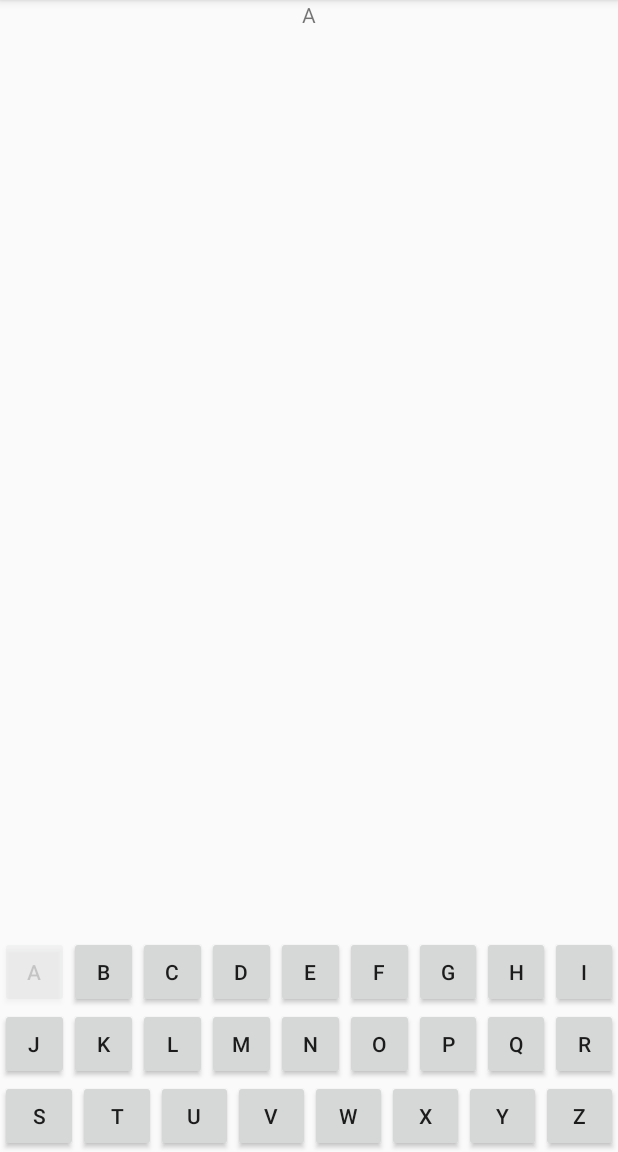
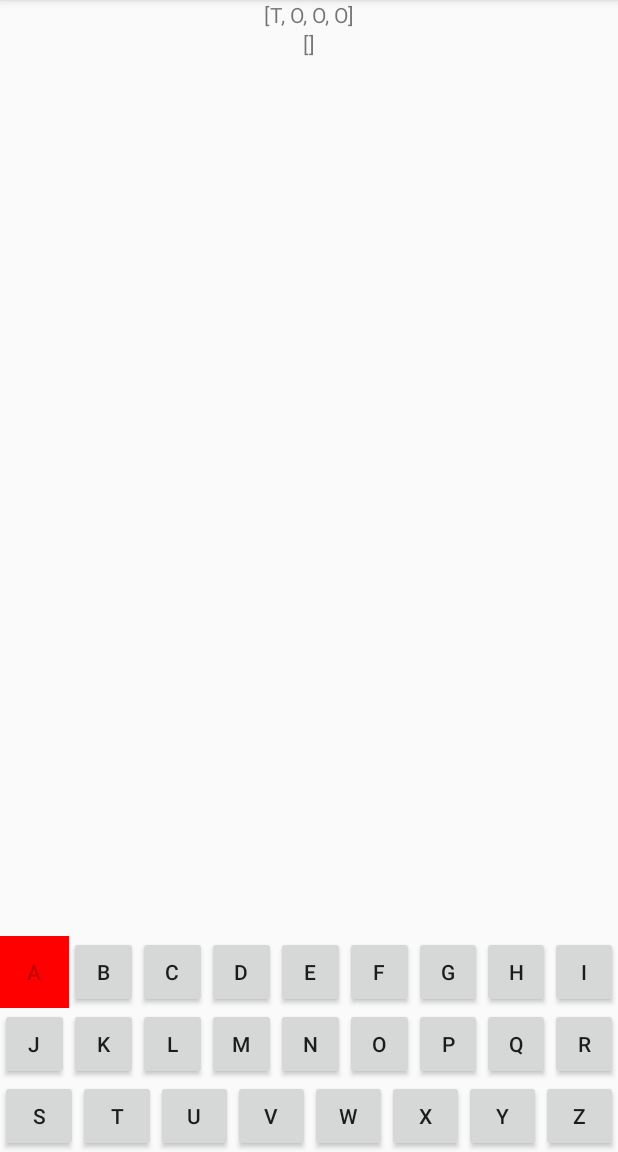
Before and after one commit to KittimasakBunrat/Hangman, an Android app: the MainActivity screen opened directly, with no data from a screen before it, after a tap on an icon or button, on a phone screen of 412 x 824 dp, the part 84-1236 px from its top. Run offline under Robolectric (Android 15) with nearby library versions, the phone set to English and light mode, and no system bars.

Commit message:
- Half working gamelogic

```diff
--- a/app/src/main/java/com/example/kittimasak/hangman/MainActivity.java
+++ b/app/src/main/java/com/example/kittimasak/hangman/MainActivity.java
@@ -9,6 +9,7 @@ import android.view.View;
 import android.widget.Button;
 import android.widget.TextView;
 
+import java.lang.reflect.Array;
 import java.util.ArrayList;
 import java.util.Arrays;
 import java.util.Collections;
@@ -21,9 +22,11 @@ public class MainActivity extends AppCompatActivity implements View.OnClickListe
     Button[] button;
     Button en;
     TextView tekst;
+    TextView tekst1;
     int aob = 26;
     ArrayList<String> ordliste;
-    char[] ordArray;
+    ArrayList<Character> ordArray;
+    ArrayList<Character> temp;
     String ord;
 
     @Override
@@ -34,11 +37,17 @@ public class MainActivity extends AppCompatActivity implements View.OnClickListe
         //Initialiserer
 
         ordliste = new ArrayList<String>(Arrays.asList(getResources().getStringArray(R.array.ord)));
+        ordArray = new ArrayList<Character>();
+        temp = new ArrayList<Character>();
         int random = new Random().nextInt(ordliste.size());
         ord = ordliste.get(random);
 
+        setArray(ordArray, ord);
+
         tekst = (TextView) findViewById(R.id.tekst);
-        tekst.setText(String.valueOf(ord.length()));
+        tekst1 = (TextView) findViewById(R.id.tekst1);
+        tekst.setText(Arrays.toString(ordArray.toArray()));
+
 
 
         button = new Button[aob];
@@ -50,44 +59,35 @@ public class MainActivity extends AppCompatActivity implements View.OnClickListe
     }
 
 
-    public void setArray(String s) {
+    public void setArray(ArrayList<Character> ord,String s) {
+        String k = s.toUpperCase();
+        for(int i=0;i<k.length(); i++) {
+            ord.add(k.charAt(i));
+        }
+    }
+
+    public void gameLogic(ArrayList<Character> ord, ArrayList<Character> temp, Character c, Button b) {
+        b.setBackgroundColor(Color.RED);
+        for (int i=0; i<ord.size(); i++) {
+            if(c.equals(ord.get(i))) {
+                b.setBackgroundColor(Color.GREEN);
+                temp.add(c);
+            }
+        }
+        tekst1.setText(Arrays.toString(temp.toArray()));
+        b.setEnabled(false);
 
     }
+
+
 
     @Override
     public void onClick(View view) {
 
         Button b = (Button) view;
-        b.setAlpha(.2f);
-        tekst.setText(String.valueOf(b.getText()));
-        /*
-        switch (view.getId()) {
+        //b.setAlpha(.2f);
+        String stringTemp = (String) b.getText();
+        gameLogic(ordArray, temp,Character.valueOf(stringTemp.charAt(0)), b);
 
-            case R.id.button1:
-            tekst.setText(String.valueOf(ordliste.size()));
-                break;
-
-            case R.id.button2:
-                tekst.setText(ordliste.get(1));
-                break;
-
-            case R.id.button3:
-                tekst.setText(ordliste.get(2));
-                break;
-
-            case R.id.button4:
-                tekst.setText("Fire");
-                break;
-
-            case R.id.button5:
-                tekst.setText("Fem");
-                break;
-
-            default:
-                break;
-
-        }
-
-        */
     }
 }
--- a/app/src/main/res/layout/activity_main.xml
+++ b/app/src/main/res/layout/activity_main.xml
@@ -11,6 +11,12 @@
         android:layout_width="wrap_content"
         android:layout_height="wrap_content"
         android:text="YEEEET"/>
+
+    <TextView
+        android:id="@+id/tekst1"
+        android:layout_width="wrap_content"
+        android:layout_height="wrap_content"
+        android:text="YEEEEEEEET"/>
 
    <LinearLayout
        android:layout_width="match_parent"
```
